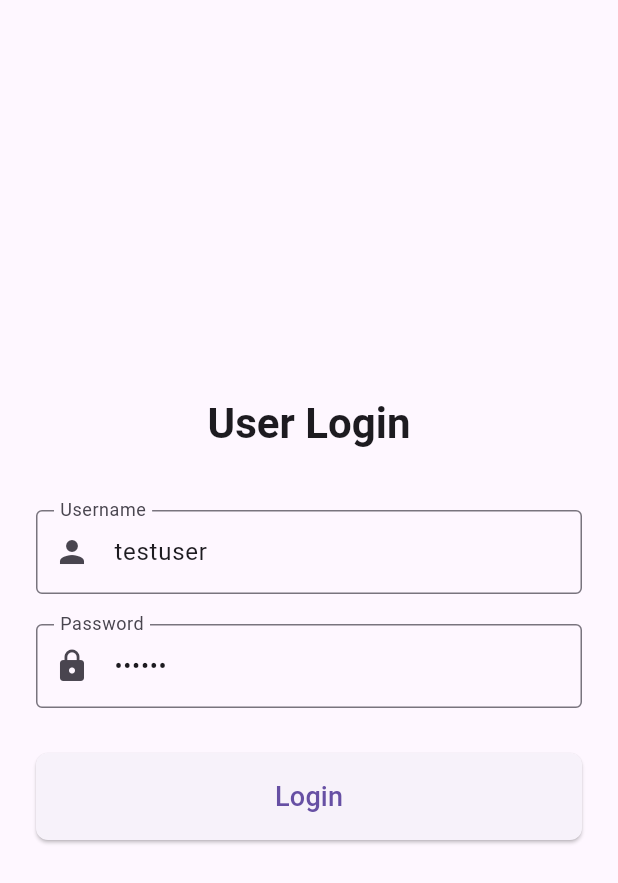
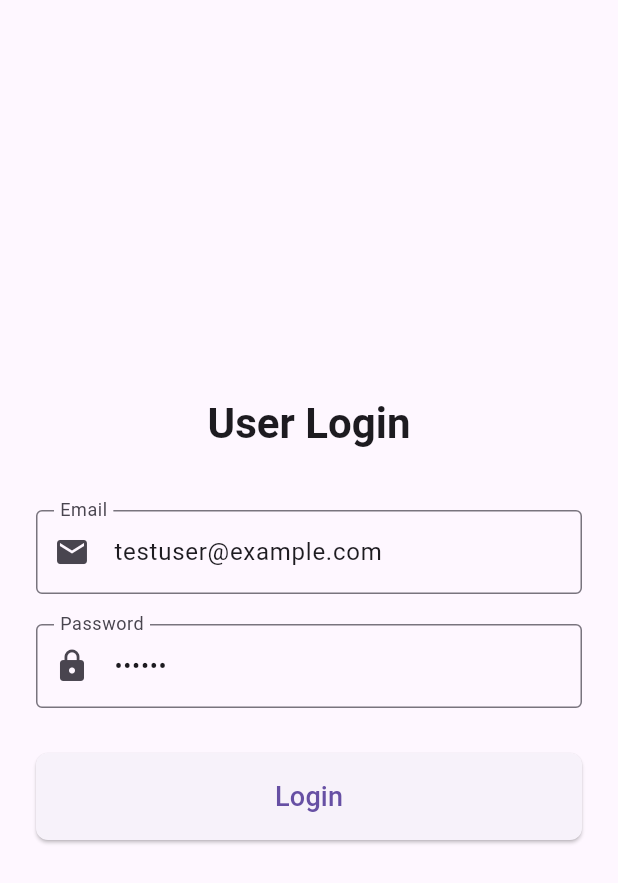
Before and after one commit to maheshpatil369/Emp-mange-project, a Flutter app: the screen it shows after launch, on a phone screen of 412 x 824 dp. Shown: the top 883 px of the screen. Run offline on Flutter 3.47's test engine with Material 3 defaults, Android fonts, the phone set to English and light mode, and no system bars; our stand-ins replace connectivity_plus, firebase_core, shared_preferences, sqflite; accounts and stored records are empty.

Commit message:
login can't work

```diff
--- a/mobile_app/lib/api/api_service.dart
+++ b/mobile_app/lib/api/api_service.dart
@@ -30,6 +30,8 @@
 //   // Yahan aap baaki API calls (get bundles, sync data etc.) add kar sakte hain
 // }
 
+
+
 // lib/api/api_service.dart
 import 'dart:convert';
 import 'package:http/http.dart' as http;
@@ -38,11 +40,13 @@ import 'package:shared_preferences/shared_preferences.dart';
 class ApiService {
   final String _baseUrl = 'http://127.0.0.1:8000/api'; // Windows App ke liye
 
-  Future<String> login(String username, String password) async {
+  // Yahan badlaav kiya gaya hai
+  Future<String> login(String email, String password) async {
     final response = await http.post(
       Uri.parse('$_baseUrl/auth/login'),
       headers: {'Content-Type': 'application/json; charset=UTF-8'},
-      body: json.encode({'username': username, 'password': password}),
+      // 'username' ki jagah ab 'email' bhej rahe hain
+      body: json.encode({'email': email, 'password': password}),
     );
 
     if (response.statusCode == 200) {
@@ -69,7 +73,6 @@ class ApiService {
     };
   }
 
-  // Baki ke functions waise hi rahenge
   Future<List<dynamic>> downloadAssignedFile() async {
     final headers = await _getHeaders();
     final response = await http.get(
--- a/mobile_app/lib/screens/auth/login_screen.dart
+++ b/mobile_app/lib/screens/auth/login_screen.dart
@@ -366,6 +366,8 @@
 //     );
 //   }
 // }
+
+
 // lib/screens/auth/login_screen.dart
 import 'package:flutter/material.dart';
 import 'package:provider/provider.dart';
@@ -379,7 +381,8 @@ class LoginScreen extends StatefulWidget {
 }
 
 class _LoginScreenState extends State<LoginScreen> {
-  final _usernameController = TextEditingController(text: 'testuser');
+  // username controller ko email controller bana diya
+  final _emailController = TextEditingController(text: 'testuser@example.com');
   final _passwordController = TextEditingController(text: '123456');
   final _formKey = GlobalKey<FormState>();
 
@@ -390,15 +393,16 @@ class _LoginScreenState extends State<LoginScreen> {
     _formKey.currentState!.save();
 
     final authProvider = Provider.of<AuthProvider>(context, listen: false);
+    // login function ko ab email bhejenge
     bool success = await authProvider.login(
-      _usernameController.text.trim(),
+      _emailController.text.trim(),
       _passwordController.text.trim(),
     );
 
     if (!success && mounted) {
       ScaffoldMessenger.of(context).showSnackBar(
         const SnackBar(
-          content: Text('Login Failed. Please check your username and password.'),
+          content: Text('Login Failed. Please check your email and password.'),
           backgroundColor: Colors.red,
         ),
       );
@@ -421,16 +425,18 @@ class _LoginScreenState extends State<LoginScreen> {
                   style: Theme.of(context).textTheme.headlineMedium?.copyWith(fontWeight: FontWeight.bold),
                 ),
                 const SizedBox(height: 40),
+                // Username field ko Email field bana diya
                 TextFormField(
-                  controller: _usernameController,
+                  controller: _emailController,
                   decoration: const InputDecoration(
-                    labelText: 'Username',
+                    labelText: 'Email', // Label badal diya
                     border: OutlineInputBorder(),
-                    prefixIcon: Icon(Icons.person),
+                    prefixIcon: Icon(Icons.email), // Icon badal diya
                   ),
+                  keyboardType: TextInputType.emailAddress, // Keyboard type badal diya
                   validator: (value) {
-                    if (value == null || value.isEmpty) {
-                      return 'Please enter your username';
+                    if (value == null || value.isEmpty || !value.contains('@')) {
+                      return 'Please enter a valid email'; // Validation badal diya
                     }
                     return null;
                   },
```
